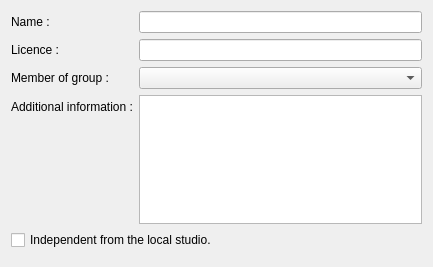
Before: the Qt Designer form client/dlgdoctoredit.ui in tbikfalvi/Belenus, drawn with Qt 5.
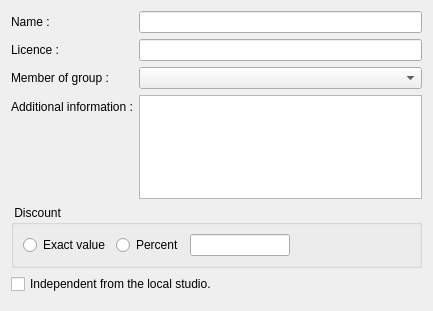
After: the same form once the commit is applied.

The edit to the form file:
```diff
--- a/client/dlgdoctoredit.ui
+++ b/client/dlgdoctoredit.ui
@@ -7,7 +7,7 @@
     <x>0</x>
     <y>0</y>
     <width>433</width>
-    <height>267</height>
+    <height>311</height>
    </rect>
   </property>
   <property name="windowTitle">
@@ -58,6 +58,55 @@
      </item>
     </layout>
    </item>
+   <item>
+    <widget class="QGroupBox" name="gbDiscount">
+     <property name="title">
+      <string> Discount </string>
+     </property>
+     <layout class="QHBoxLayout" name="horizontalLayout_9">
+      <item>
+       <widget class="QRadioButton" name="rbDiscountValue">
+        <property name="text">
+         <string>Exact value</string>
+        </property>
+       </widget>
+      </item>
+      <item>
+       <widget class="QRadioButton" name="rbDiscountPercent">
+        <property name="text">
+         <string>Percent</string>
+        </property>
+       </widget>
+      </item>
+      <item>
+       <widget class="QLineEdit" name="ledDiscount">
+        <property name="maximumSize">
+         <size>
+          <width>100</width>
+          <height>16777215</height>
+         </size>
+        </property>
+        <property name="maxLength">
+         <number>10</number>
+        </property>
+       </widget>
+      </item>
+      <item>
+       <spacer name="horizontalSpacer_2">
+        <property name="orientation">
+         <enum>Qt::Horizontal</enum>
+        </property>
+        <property name="sizeHint" stdset="0">
+         <size>
+          <width>40</width>
+          <height>20</height>
+         </size>
+        </property>
+       </spacer>
+      </item>
+     </layout>
+    </widget>
+   </item>
    <item>
     <widget class="QCheckBox" name="checkIndependent">
      <property name="text">
```
